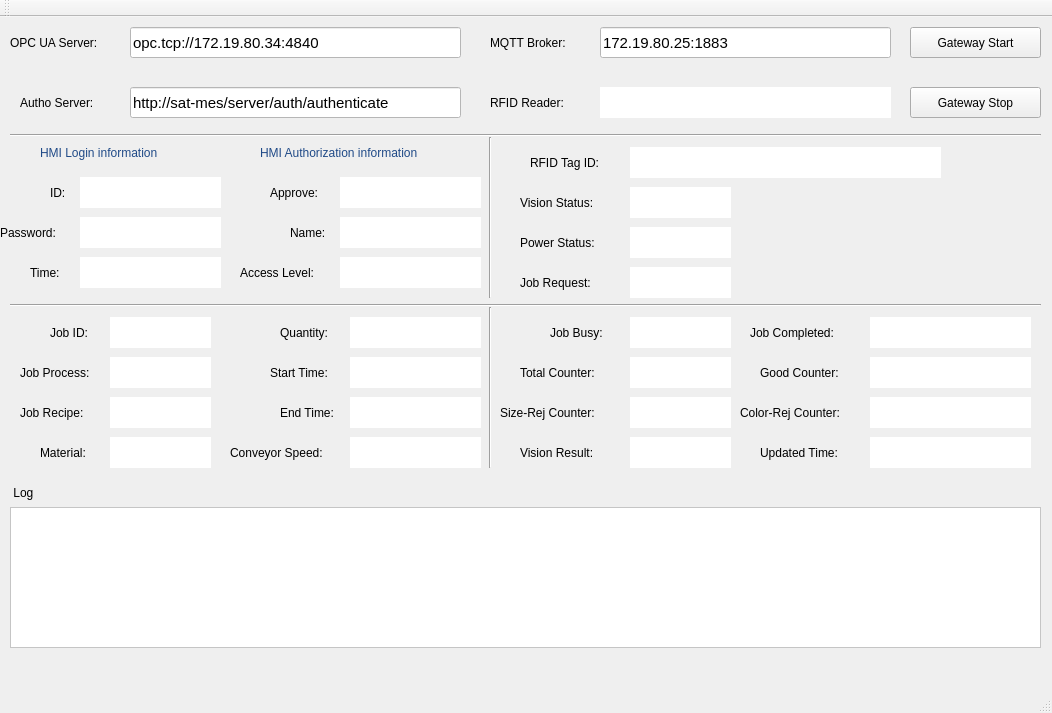
This is gateway.ui in zcsd/Gateway_PoC as Qt 5 draws it before an edit. The edited form follows.
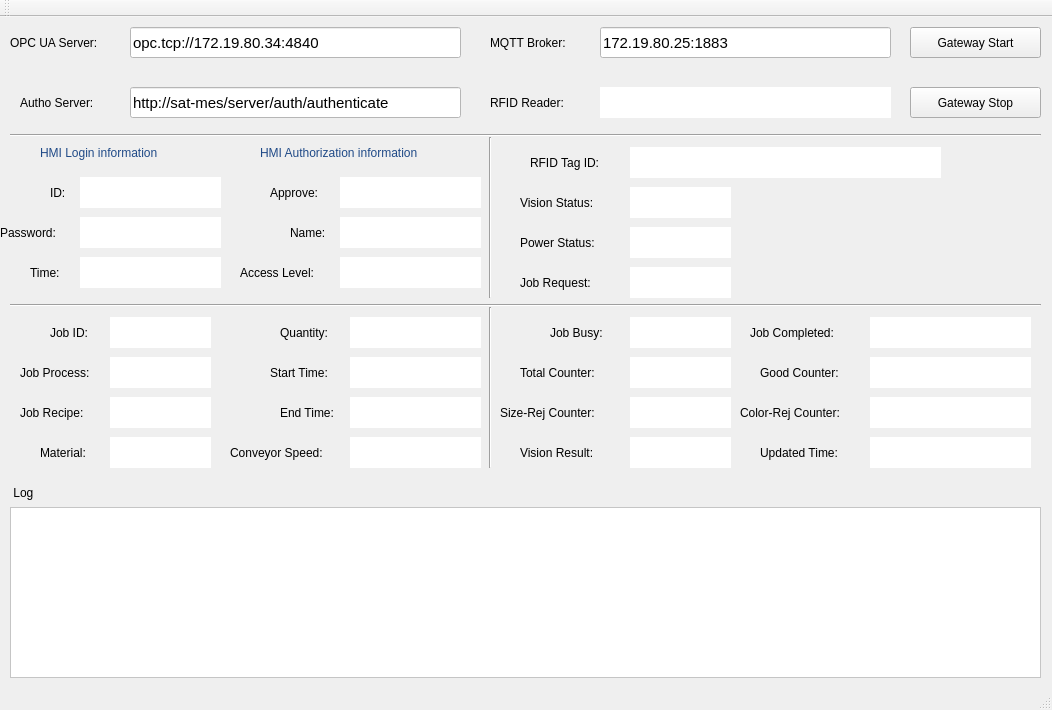
This is the edited form.

```diff
--- a/gateway.ui
+++ b/gateway.ui
@@ -7,7 +7,7 @@
     <x>0</x>
     <y>0</y>
     <width>1052</width>
-    <height>713</height>
+    <height>710</height>
    </rect>
   </property>
   <property name="windowTitle">
@@ -364,7 +364,7 @@
       <x>10</x>
       <y>490</y>
       <width>1031</width>
-      <height>141</height>
+      <height>171</height>
      </rect>
     </property>
     <property name="styleSheet">
```
